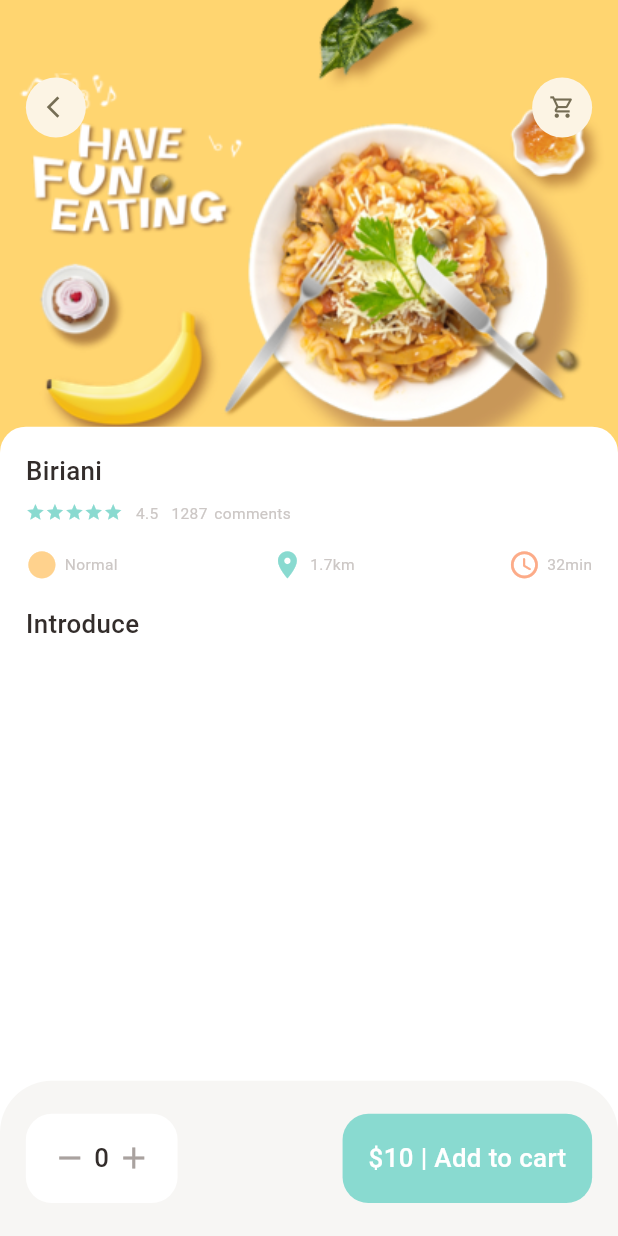
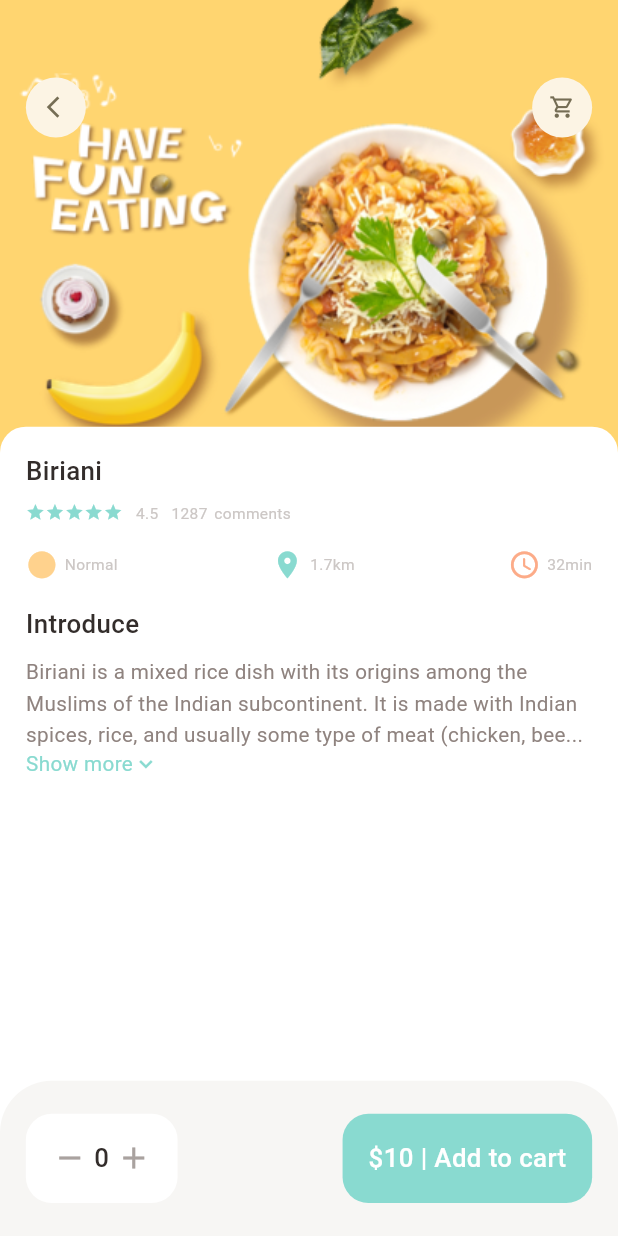
Before and after one commit to ibrohimovG-apps/food_delivery, a Flutter app: the screen it shows after launch, on a phone screen of 412 x 824 dp. Run offline on Flutter 3.47's test engine with Material 3 defaults, Android fonts, the phone set to English and light mode, and no system bars; our stand-ins replace dots_indicator, get.

Commit message:
expandable text widget

```diff
--- a/lib/pages/food/popular_food_detail.dart
+++ b/lib/pages/food/popular_food_detail.dart
@@ -4,6 +4,7 @@ import 'package:food_delivery/utils/dimensions.dart';
 import 'package:food_delivery/widgets/app_column.dart';
 import 'package:food_delivery/widgets/app_icon.dart';
 import 'package:food_delivery/widgets/big_text.dart';
+import 'package:food_delivery/widgets/expandable_text_widget.dart';
 
 class PopularFoodDetail extends StatelessWidget {
   const PopularFoodDetail({super.key});
@@ -122,6 +123,19 @@ class PopularFoodDetail extends StatelessWidget {
                     height: Dimensions.height10 * 2,
                   ),
                   BigText(text: "Introduce"),
+                  SizedBox(
+                    height: Dimensions.height10,
+                  ),
+                  Expanded(
+                    child: SingleChildScrollView(
+                      child: ExpandableTextWidget(
+                          text:
+                              "Biriani is a mixed rice dish with its origins among the Muslims of the Indian subcontinent. It is made with Indian spices, rice, and usually some type of meat (chicken, beef, goat, pork, lamb, prawn, or fish), and sometimes, in addition, eggs and/or potatoes in certain regional varieties. It is made with Indian spices, rice, and usually some type of meat (chicken, beef, goat, pork, lamb, prawn, or fish), and sometimes, in addition, eggs and/or potatoes in certain regional varieties. Biriani is a mixed rice dish with its origins among the Muslims of the Indian subcontinent. It is made with Indian spices, rice, and usually some type of meat (chicken, beef, goat, pork, lamb, prawn, or fish), and sometimes, in addition, eggs and/or potatoes in certain regional varieties. It is made with Indian spices, rice, and usually some type of meat (chicken, beef, goat, pork, lamb, prawn, or fish), and sometimes, in addition, eggs and/or potatoes in certain regional varieties."),
+                    ),
+                  ),
+                  SizedBox(
+                    height: Dimensions.height10,
+                  ),
                 ],
               ),
             ),
--- /dev/null
+++ b/lib/widgets/expandable_text_widget.dart
@@ -0,0 +1,86 @@
+import 'package:flutter/material.dart';
+import 'package:food_delivery/utils/colors.dart';
+import 'package:food_delivery/utils/dimensions.dart';
+import 'package:food_delivery/widgets/small_text.dart';
+
+class ExpandableTextWidget extends StatefulWidget {
+  final String text;
+  const ExpandableTextWidget({
+    super.key,
+    required this.text,
+  });
+
+  @override
+  State<ExpandableTextWidget> createState() => _ExpandableTextWidgetState();
+}
+
+class _ExpandableTextWidgetState extends State<ExpandableTextWidget> {
+  late String firstHalf;
+  late String secondHalf;
+
+  bool hiddenText = true;
+
+  double textHeight = Dimensions.height10 * 20;
+
+  @override
+  void initState() {
+    // TODO: implement initState
+    super.initState();
+    if (widget.text.length > textHeight) {
+      firstHalf = widget.text.substring(0, textHeight.toInt());
+      secondHalf =
+          widget.text.substring(textHeight.toInt(), widget.text.length);
+    } else {
+      firstHalf = widget.text;
+      secondHalf = "";
+    }
+  }
+
+  @override
+  Widget build(BuildContext context) {
+    return Container(
+      child: secondHalf.isEmpty
+          ? SmallText(
+              text: firstHalf,
+              color: AppColors.paraColor,
+              size: Dimensions.height10 * 1.6,
+              height: 1.5,
+            )
+          : Column(
+              children: <Widget>[
+                SmallText(
+                  text:
+                      hiddenText ? ("$firstHalf...") : (firstHalf + secondHalf),
+                  color: AppColors.paraColor,
+                  size: Dimensions.height10 * 1.6,
+                  height: 1.5,
+                ),
+                InkWell(
+                  child: Row(
+                    mainAxisAlignment: MainAxisAlignment.start,
+                    children: <Widget>[
+                      SmallText(
+                        text: hiddenText ? "Show more" : "Show less",
+                        color: AppColors.mainColor,
+                        size: Dimensions.height10 * 1.6,
+                      ),
+                      Icon(
+                        hiddenText
+                            ? Icons.keyboard_arrow_down
+                            : Icons.keyboard_arrow_up,
+                        color: AppColors.mainColor,
+                        size: Dimensions.height10 * 2,
+                      )
+                    ],
+                  ),
+                  onTap: () {
+                    setState(() {
+                      hiddenText = !hiddenText;
+                    });
+                  },
+                ),
+              ],
+            ),
+    );
+  }
+}
```
